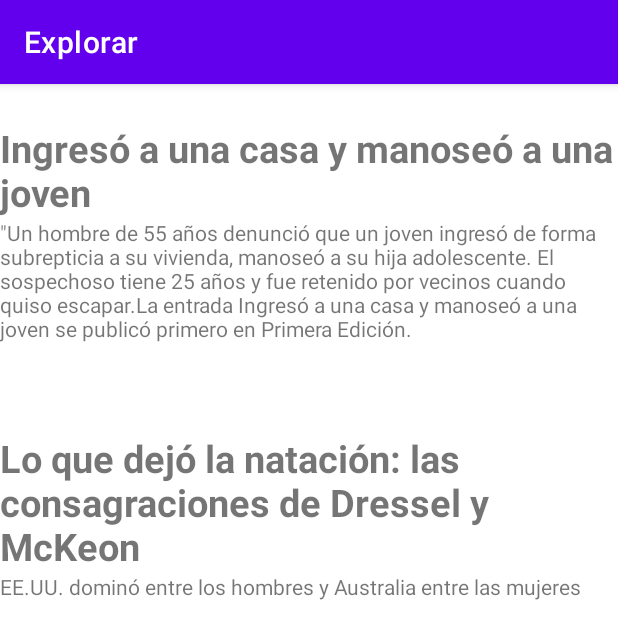
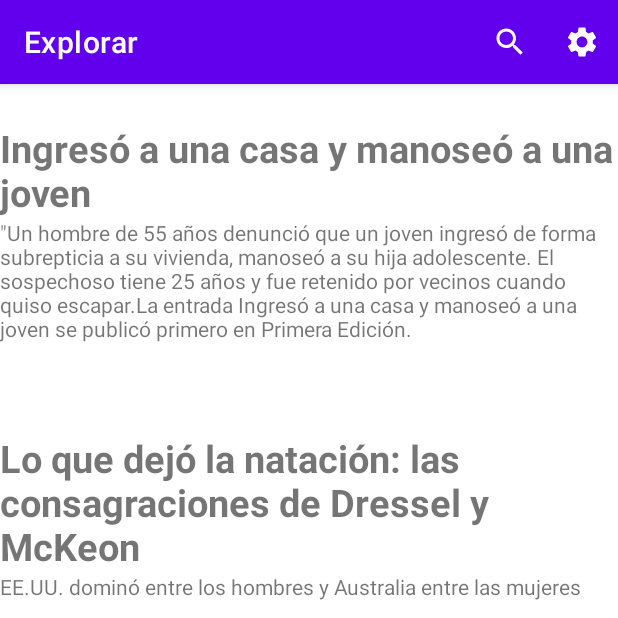
Before and after one commit to julinuzzo19/app-mobile-android-noticias, an Android app: the MasterDetailActivity screen opened directly, with no data from a screen before it, on a phone screen of 412 x 824 dp, the top half of it. Run offline under Robolectric (Android 15) with nearby library versions, the phone set to English and light mode, and no system bars; our stand-ins replace Volley; pictures from the network do not load; 11 statements that could not run were skipped.

Commit message:
agregago preferencias

```diff
--- a/app/build.gradle
+++ b/app/build.gradle
@@ -34,6 +34,7 @@ dependencies {
     implementation 'androidx.legacy:legacy-support-v4:1.0.0'
     implementation 'androidx.cardview:cardview:1.0.0'
     implementation 'com.github.bumptech.glide:glide:4.12.0'
+    implementation 'androidx.preference:preference:1.1.1'
     def nav_version = "2.3.5"
 
     // Java language implementation
--- a/app/src/main/AndroidManifest.xml
+++ b/app/src/main/AndroidManifest.xml
@@ -13,6 +13,10 @@
         android:supportsRtl="true"
         android:theme="@style/Theme.Appnativa"
         android:usesCleartextTraffic="true">
+        <activity
+            android:name=".SettingsActivity"
+            android:exported="false"
+            android:label="@string/title_activity_settings" />
         <activity
             android:name=".DetailActivity"
             android:exported="false" />
--- a/app/src/main/java/com/example/app_nativa/BaseActivity.java
+++ b/app/src/main/java/com/example/app_nativa/BaseActivity.java
@@ -3,6 +3,7 @@ package com.example.app_nativa;
 import android.content.Intent;
 import android.os.Bundle;
 import android.view.ContextMenu;
+import android.view.Menu;
 import android.view.MenuItem;
 import android.view.View;
 import android.widget.Toast;
@@ -74,13 +75,7 @@ public abstract class BaseActivity extends AppCompatActivity implements BottomNa
 
     abstract int getNavigationMenuItemId();
 
-/*
-    @Override
-    public void onCreateContextMenu(ContextMenu menu, View v, ContextMenu.ContextMenuInfo menuInfo) {
-        getMenuInflater().inflate(R.menu.context_menu,menu);
-        super.onCreateContextMenu(menu, v, menuInfo);
-    }
-*/
+
     @Override
     public boolean onContextItemSelected(@NonNull MenuItem item) {
         super.onContextItemSelected(item);
@@ -98,5 +93,29 @@ public abstract class BaseActivity extends AppCompatActivity implements BottomNa
         return false;
     }
 
+    @Override
+    public boolean onCreateOptionsMenu(Menu menu) {
+        getMenuInflater().inflate(R.menu.action_bar,menu);
+        return super.onCreateOptionsMenu(menu);
+    }
 
+    @Override
+    public boolean onOptionsItemSelected(@NonNull MenuItem item) {
+        switch (item.getItemId()){
+            case R.id.search:
+                Toast.makeText(getApplicationContext(), "Search", Toast.LENGTH_SHORT).show();
+                return true;
+
+            case R.id.settings:
+                Intent intent= new Intent(this, SettingsActivity.class);
+                startActivity(intent);
+                Toast.makeText(getApplicationContext(), "Settings", Toast.LENGTH_SHORT).show();
+                return true;
+
+        }
+
+
+
+        return false;
+    }
 }
--- a/app/src/main/java/com/example/app_nativa/DetailActivity.java
+++ b/app/src/main/java/com/example/app_nativa/DetailActivity.java
@@ -19,8 +19,6 @@ public class DetailActivity extends AppCompatActivity {
         Bundle extras = getIntent().getExtras();
         if (extras != null) {
             String value = extras.getString("url");
-            //The key argument here must match that used in the other activity
-
             webView=findViewById(R.id.webview);
             webView.setWebViewClient(new WebViewClient());
             webView.loadUrl(value);
--- /dev/null
+++ b/app/src/main/res/drawable/ic_baseline_settings_24.xml
@@ -0,0 +1,5 @@
+<vector android:height="24dp" android:tint="#FFFFFF"
+    android:viewportHeight="24" android:viewportWidth="24"
+    android:width="24dp" xmlns:android="http://schemas.android.com/apk/res/android">
+    <path android:fillColor="@android:color/white" android:pathData="M19.14,12.94c0.04,-0.3 0.06,-0.61 0.06,-0.94c0,-0.32 -0.02,-0.64 -0.07,-0.94l2.03,-1.58c0.18,-0.14 0.23,-0.41 0.12,-0.61l-1.92,-3.32c-0.12,-0.22 -0.37,-0.29 -0.59,-0.22l-2.39,0.96c-0.5,-0.38 -1.03,-0.7 -1.62,-0.94L14.4,2.81c-0.04,-0.24 -0.24,-0.41 -0.48,-0.41h-3.84c-0.24,0 -0.43,0.17 -0.47,0.41L9.25,5.35C8.66,5.59 8.12,5.92 7.63,6.29L5.24,5.33c-0.22,-0.08 -0.47,0 -0.59,0.22L2.74,8.87C2.62,9.08 2.66,9.34 2.86,9.48l2.03,1.58C4.84,11.36 4.8,11.69 4.8,12s0.02,0.64 0.07,0.94l-2.03,1.58c-0.18,0.14 -0.23,0.41 -0.12,0.61l1.92,3.32c0.12,0.22 0.37,0.29 0.59,0.22l2.39,-0.96c0.5,0.38 1.03,0.7 1.62,0.94l0.36,2.54c0.05,0.24 0.24,0.41 0.48,0.41h3.84c0.24,0 0.44,-0.17 0.47,-0.41l0.36,-2.54c0.59,-0.24 1.13,-0.56 1.62,-0.94l2.39,0.96c0.22,0.08 0.47,0 0.59,-0.22l1.92,-3.32c0.12,-0.22 0.07,-0.47 -0.12,-0.61L19.14,12.94zM12,15.6c-1.98,0 -3.6,-1.62 -3.6,-3.6s1.62,-3.6 3.6,-3.6s3.6,1.62 3.6,3.6S13.98,15.6 12,15.6z"/>
+</vector>
--- /dev/null
+++ b/app/src/main/res/drawable/ic_search.xml
@@ -0,0 +1,5 @@
+<vector android:height="24dp" android:tint="#FFFFFF"
+    android:viewportHeight="24" android:viewportWidth="24"
+    android:width="24dp" xmlns:android="http://schemas.android.com/apk/res/android">
+    <path android:fillColor="@android:color/white" android:pathData="M15.5,14h-0.79l-0.28,-0.27C15.41,12.59 16,11.11 16,9.5 16,5.91 13.09,3 9.5,3S3,5.91 3,9.5 5.91,16 9.5,16c1.61,0 3.09,-0.59 4.23,-1.57l0.27,0.28v0.79l5,4.99L20.49,19l-4.99,-5zM9.5,14C7.01,14 5,11.99 5,9.5S7.01,5 9.5,5 14,7.01 14,9.5 11.99,14 9.5,14z"/>
+</vector>
--- a/app/src/main/res/layout/activity_master_detail.xml
+++ b/app/src/main/res/layout/activity_master_detail.xml
@@ -6,6 +6,7 @@
     android:layout_height="match_parent"
     tools:context=".MasterDetailActivity"
     android:orientation="vertical">
+
 
     <androidx.recyclerview.widget.RecyclerView
         android:id="@+id/recyclerView"
--- /dev/null
+++ b/app/src/main/res/menu/action_bar.xml
@@ -0,0 +1,19 @@
+<?xml version="1.0" encoding="utf-8"?>
+<menu xmlns:android="http://schemas.android.com/apk/res/android"
+    xmlns:app="http://schemas.android.com/apk/res-auto">
+    />
+
+    <item
+        android:id="@+id/search"
+        android:icon="@drawable/ic_search"
+        android:title="Search"
+        app:showAsAction="always"
+        />
+    <item
+        android:id="@+id/settings"
+        android:icon="@drawable/ic_baseline_settings_24"
+        android:title="Settings"
+        app:showAsAction="always"/>
+
+
+</menu>
```
Also changed, not shown: app/src/main/java/com/example/app_nativa/SettingsActivity.java (added, +33 -0 lines), app/src/main/res/layout/settings_activity.xml (added, +9 -0 lines), app/src/main/res/values/arrays.xml (added, +12 -0 lines), app/src/main/res/values/strings.xml (+16 -0 lines), app/src/main/res/xml/root_preferences.xml (added, +27 -0 lines).
